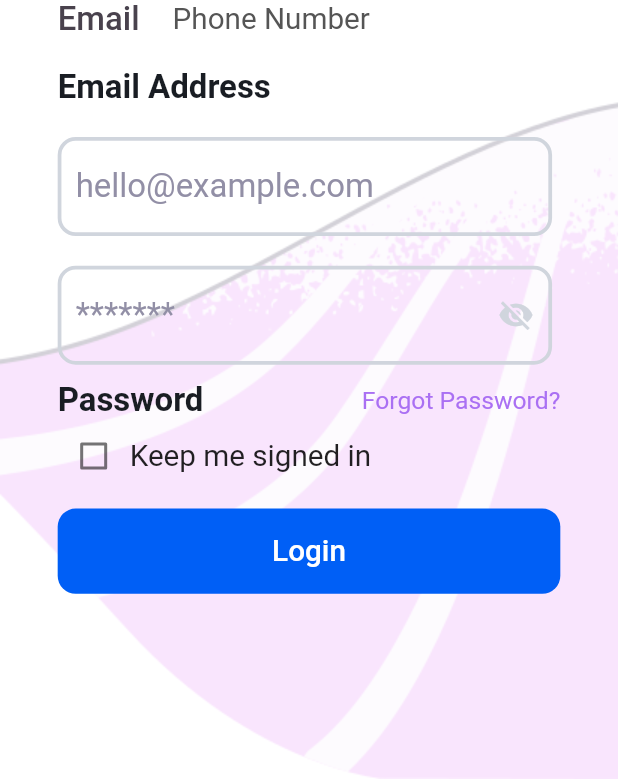
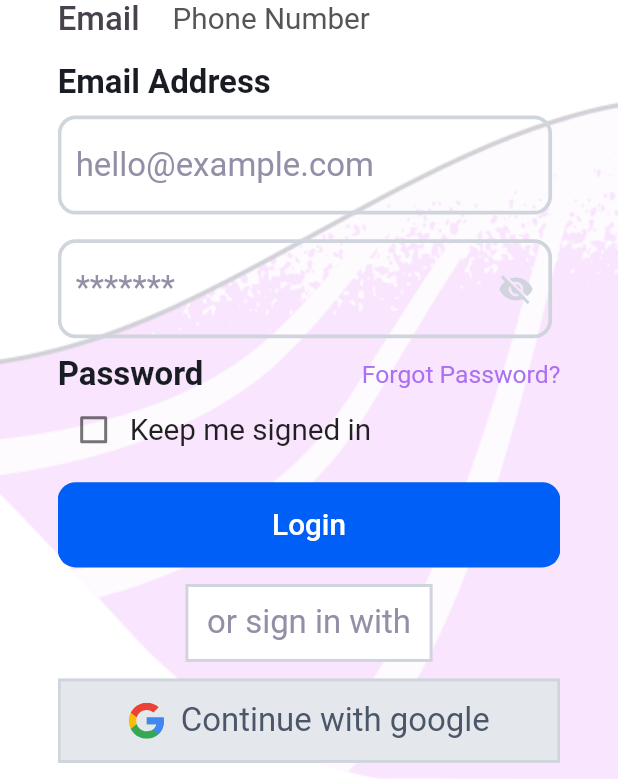
Before and after one commit to KhubaibJamal/cleaner, a Flutter app: the screen it shows after launch, on a phone screen of 412 x 824 dp, the part 457-1236 px from its top. Run offline on Flutter 3.47's test engine with Material 2 defaults, Android fonts, the light colour scheme and no system bars; our stand-ins replace flutter_svg.

Commit message:
login UI

```diff
--- a/lib/const.dart
+++ b/lib/const.dart
@@ -15,3 +15,9 @@ final headingStyle = TextStyle(
   fontSize: getProportionateScreenWidth(20),
   fontWeight: FontWeight.bold,
 );
+
+// grey style
+final greyStyle = TextStyle(
+  color: const Color(0xFF928FA6),
+  fontSize: getProportionateScreenWidth(20),
+);
--- /dev/null
+++ b/lib/screens/sign_in/component/google_button.dart
@@ -0,0 +1,40 @@
+import 'package:flutter/material.dart';
+import 'package:flutter_svg/svg.dart';
+
+import '../../../const.dart';
+import '../../../size_config.dart';
+
+class GoogleButton extends StatelessWidget {
+  const GoogleButton({
+    super.key,
+  });
+
+  @override
+  Widget build(BuildContext context) {
+    return GestureDetector(
+      onTap: () {},
+      child: Container(
+        width: SizeConfig.screenWidth!,
+        // height: ,
+        padding: EdgeInsets.all(getProportionateScreenWidth(12)),
+        decoration: BoxDecoration(
+          color: const Color(0xFFE4E7EB),
+          border: Border.all(color: kGreyColor, width: 2.0),
+        ),
+        child: Row(
+          mainAxisAlignment: MainAxisAlignment.center,
+          children: [
+            SvgPicture.asset('assets/icons/google icon.svg'),
+            SizedBox(width: getProportionateScreenWidth(10)),
+            Text(
+              "Continue with google",
+              style: greyStyle.copyWith(
+                color: const Color(0xFF4B5768),
+              ),
+            ),
+          ],
+        ),
+      ),
+    );
+  }
+}
--- a/lib/screens/sign_in/component/sign_in_form.dart
+++ b/lib/screens/sign_in/component/sign_in_form.dart
@@ -1,10 +1,12 @@
 import 'package:flutter/material.dart';
 import 'package:kleeners/component/default_button.dart';
 import 'package:kleeners/const.dart';
+import 'package:kleeners/screens/sign_in/component/signin_with_text.dart';
 import 'package:kleeners/screens/sign_in/component/text_fields.dart';
 
 import '../../../size_config.dart';
 import 'forgot_text.dart';
+import 'google_button.dart';
 import 'kaap_me_signin_text.dart';
 
 class SignInForm extends StatelessWidget {
@@ -19,6 +21,7 @@ class SignInForm extends StatelessWidget {
         horizontal: getProportionateScreenWidth(35),
       ),
       width: SizeConfig.screenWidth!,
+      child: SingleChildScrollView(
         child: Column(
           crossAxisAlignment: CrossAxisAlignment.start,
           children: [
@@ -53,11 +56,11 @@ class SignInForm extends StatelessWidget {
             ),
 
             // email address text
-          SizedBox(height: getProportionateScreenWidth(18)),
+            SizedBox(height: getProportionateScreenWidth(15)),
             Text("Email Address", style: headingStyle),
 
             // text field
-          SizedBox(height: getProportionateScreenWidth(18)),
+            SizedBox(height: getProportionateScreenWidth(8)),
             const TextFields(),
 
             // password and forget password
@@ -70,7 +73,33 @@ class SignInForm extends StatelessWidget {
             // login button
             SizedBox(height: getProportionateScreenWidth(10)),
             DefaultButton(text: "Login", press: () {}),
+
+            // sign in with
+            SizedBox(height: getProportionateScreenWidth(10)),
+            const SignInWithText(),
+
+            // Continue with google
+            SizedBox(height: getProportionateScreenWidth(10)),
+            const GoogleButton(),
+
+            // create an account
+            SizedBox(height: getProportionateScreenWidth(25)),
+            Center(
+              child: GestureDetector(
+                onTap: () {},
+                child: Text(
+                  "Create an Account",
+                  style: TextStyle(
+                    color: const Color(0xFF093F43),
+                    fontSize: getProportionateScreenWidth(18),
+                    fontWeight: FontWeight.bold,
+                  ),
+                ),
+              ),
+            ),
+            SizedBox(height: getProportionateScreenWidth(20)),
           ],
+        ),
       ),
     );
   }
--- /dev/null
+++ b/lib/screens/sign_in/component/signin_with_text.dart
@@ -0,0 +1,27 @@
+import 'package:flutter/material.dart';
+
+import '../../../const.dart';
+import '../../../size_config.dart';
+
+class SignInWithText extends StatelessWidget {
+  const SignInWithText({
+    super.key,
+  });
+
+  @override
+  Widget build(BuildContext context) {
+    return Center(
+      child: Container(
+        padding: EdgeInsets.all(getProportionateScreenWidth(10)),
+        width: SizeConfig.screenWidth! * 0.4,
+        decoration: BoxDecoration(
+          color: Colors.white,
+          border: Border.all(color: kGreyColor, width: 2.0),
+        ),
+        child: Center(
+          child: Text("or sign in with", style: greyStyle),
+        ),
+      ),
+    );
+  }
+}
--- a/lib/screens/sign_in/component/text_fields.dart
+++ b/lib/screens/sign_in/component/text_fields.dart
@@ -21,7 +21,7 @@ class _TextFieldsState extends State<TextFields> {
         child: Column(
           children: [
             buildEmailFormField(),
-            SizedBox(height: getProportionateScreenWidth(18)),
+            SizedBox(height: getProportionateScreenWidth(15)),
             buildPasswordFormField(),
           ],
         ),
@@ -39,10 +39,7 @@ class _TextFieldsState extends State<TextFields> {
           color: kGreyColor,
         ),
         hintText: "*******",
-        hintStyle: TextStyle(
-          color: const Color(0xFF928FA6),
-          fontSize: getProportionateScreenWidth(20),
-        ),
+        hintStyle: greyStyle,
         border: OutlineInputBorder(
           borderSide: const BorderSide(
             color: Color(0xFFD0D5DD),
@@ -73,10 +70,7 @@ class _TextFieldsState extends State<TextFields> {
       keyboardType: TextInputType.emailAddress,
       decoration: InputDecoration(
         hintText: "hello@example.com",
-        hintStyle: TextStyle(
-          color: const Color(0xFF928FA6),
-          fontSize: getProportionateScreenWidth(20),
-        ),
+        hintStyle: greyStyle,
         border: OutlineInputBorder(
           borderSide: const BorderSide(
             color: Color(0xFFD0D5DD),
--- a/pubspec.yaml
+++ b/pubspec.yaml
@@ -35,6 +35,7 @@ dependencies:
   # The following adds the Cupertino Icons font to your application.
   # Use with the CupertinoIcons class for iOS style icons.
   cupertino_icons: ^1.0.2
+  flutter_svg: ^2.0.7
 
 dev_dependencies:
   flutter_test:
```
Also changed, not shown: assets/icons/google icon.svg (added), pubspec.lock. Lines whose indentation alone changed are shown as unchanged.
